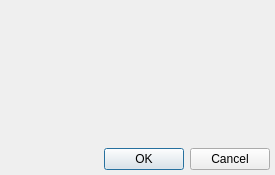
swift-project/pilotclient, file src/plugins/simulator/xplaneconfig/simulatorxplaneconfigwindow.ui: the form before one commit.
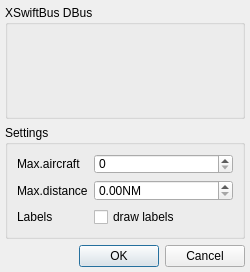
The form after the commit. Custom widgets are drawn as their Qt base class.

Commit message: Ref T709, UI for XPlane settings (plugin config window)

Patch:
```diff
--- a/src/plugins/simulator/xplaneconfig/simulatorxplaneconfigwindow.ui
+++ b/src/plugins/simulator/xplaneconfig/simulatorxplaneconfigwindow.ui
@@ -6,8 +6,8 @@
    <rect>
     <x>0</x>
     <y>0</y>
-    <width>275</width>
-    <height>175</height>
+    <width>250</width>
+    <height>272</height>
    </rect>
   </property>
   <property name="minimumSize">
@@ -35,7 +35,38 @@
    <property name="horizontalSpacing">
     <number>2</number>
    </property>
-   <item row="1" column="0">
+   <item row="0" column="0">
+    <widget class="QGroupBox" name="gb_DBus">
+     <property name="title">
+      <string>XSwiftBus DBus</string>
+     </property>
+     <layout class="QVBoxLayout" name="vl_DBus">
+      <property name="leftMargin">
+       <number>3</number>
+      </property>
+      <property name="topMargin">
+       <number>3</number>
+      </property>
+      <property name="rightMargin">
+       <number>3</number>
+      </property>
+      <property name="bottomMargin">
+       <number>3</number>
+      </property>
+      <item>
+       <widget class="BlackGui::Components::CDBusServerAddressSelector" name="comp_SettingsXSwiftBus">
+        <property name="minimumSize">
+         <size>
+          <width>0</width>
+          <height>100</height>
+         </size>
+        </property>
+       </widget>
+      </item>
+     </layout>
+    </widget>
+   </item>
+   <item row="2" column="0">
     <widget class="QDialogButtonBox" name="bb_OkCancel">
      <property name="standardButtons">
       <set>QDialogButtonBox::Cancel|QDialogButtonBox::Ok</set>
@@ -45,14 +76,58 @@
      </property>
     </widget>
    </item>
-   <item row="0" column="0" alignment="Qt::AlignTop">
-    <widget class="BlackGui::Components::CDBusServerAddressSelector" name="comp_SettingsXSwiftBus">
-     <property name="minimumSize">
-      <size>
-       <width>0</width>
-       <height>100</height>
-      </size>
+   <item row="1" column="0">
+    <widget class="QGroupBox" name="gb_XPSettings">
+     <property name="title">
+      <string>Settings</string>
      </property>
+     <layout class="QFormLayout" name="formLayout">
+      <item row="1" column="0">
+       <widget class="QLabel" name="lbl_MaxAircraft">
+        <property name="text">
+         <string>Max.aircraft</string>
+        </property>
+       </widget>
+      </item>
+      <item row="1" column="1">
+       <widget class="QSpinBox" name="sb_MaxAircraft">
+        <property name="maximum">
+         <number>250</number>
+        </property>
+       </widget>
+      </item>
+      <item row="2" column="0">
+       <widget class="QLabel" name="lbl_MaxDistance">
+        <property name="text">
+         <string>Max.distance</string>
+        </property>
+       </widget>
+      </item>
+      <item row="2" column="1">
+       <widget class="QDoubleSpinBox" name="ds_MaxDrawDistanceNM">
+        <property name="suffix">
+         <string>NM</string>
+        </property>
+        <property name="maximum">
+         <double>250.000000000000000</double>
+        </property>
+       </widget>
+      </item>
+      <item row="3" column="0">
+       <widget class="QLabel" name="lbl_Labels">
+        <property name="text">
+         <string>Labels</string>
+        </property>
+       </widget>
+      </item>
+      <item row="3" column="1">
+       <widget class="QCheckBox" name="cb_DrawLabels">
+        <property name="text">
+         <string>draw labels</string>
+        </property>
+       </widget>
+      </item>
+     </layout>
     </widget>
    </item>
   </layout>
```
Left out of the diff: 5 changed lines with no effect on the pictures. The commit also changes 2 other files.
